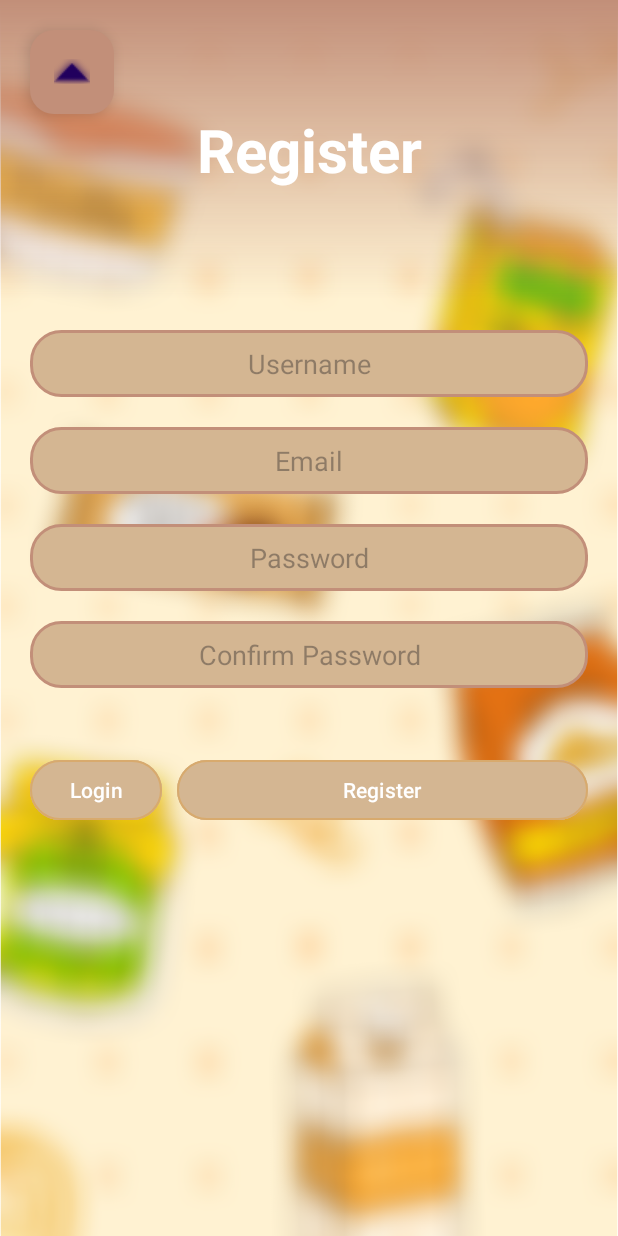
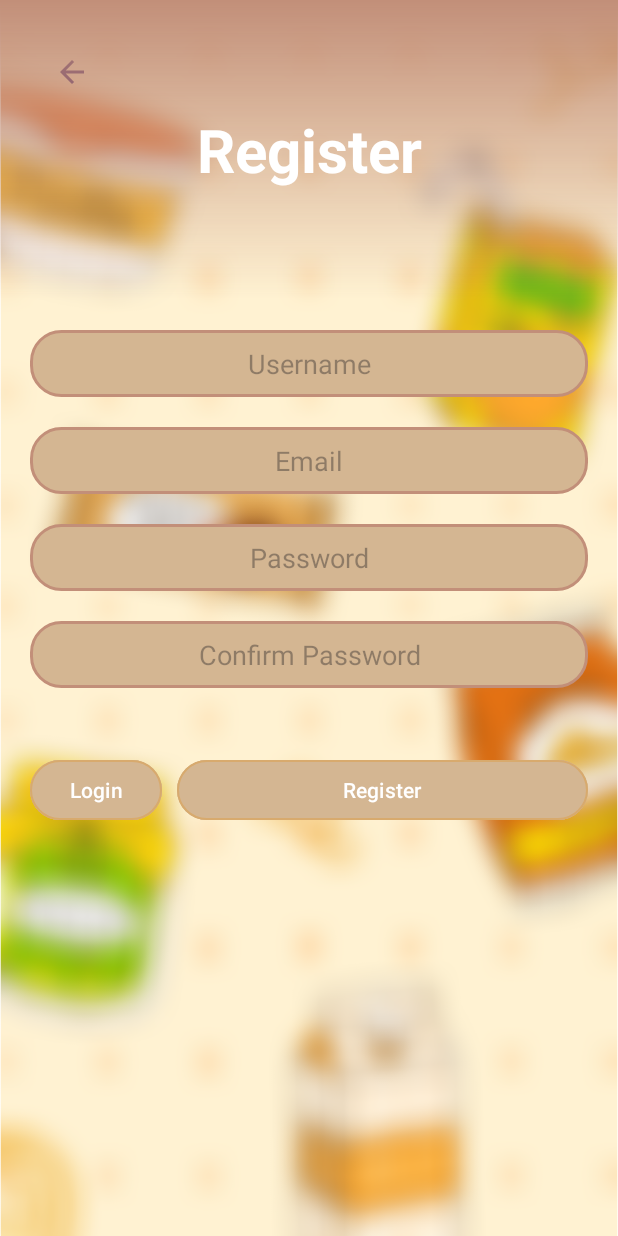
Before and after one commit to DavldMA/Shopping-List, an Android app: the RegisterActivity screen opened directly, with no data from a screen before it, on a phone screen of 412 x 824 dp. Run offline under Robolectric (Android 15) with nearby library versions, the phone set to English and light mode, and no system bars.

Commit message:
*_*
*_________*

```diff
--- a/app/build.gradle
+++ b/app/build.gradle
@@ -41,14 +41,12 @@ dependencies {
     implementation 'androidx.lifecycle:lifecycle-livedata-ktx:2.7.0'
     implementation 'androidx.lifecycle:lifecycle-viewmodel-ktx:2.7.0'
     implementation 'androidx.room:room-common:2.6.1'
+    implementation 'com.google.firebase:firebase-crashlytics-buildtools:2.9.9'
     testImplementation 'junit:junit:4.13.2'
     androidTestImplementation 'androidx.test.ext:junit:1.1.5'
     androidTestImplementation 'androidx.test.espresso:espresso-core:3.5.1'
-    def fragment_version = "1.5.5"
+    implementation 'com.google.code.gson:gson:2.8.7'
 
-    // Java language implementation
-    implementation "androidx.fragment:fragment:$fragment_version"
-    //implementation "android.arch.persistence.room:compiler:1.0.0-alpha9"
     implementation "androidx.room:room-runtime:2.6.1"
     annotationProcessor "androidx.room:room-compiler:2.6.1"
 }
--- a/app/src/main/java/com/example/shopping_list_application/AppDatabase.java
+++ b/app/src/main/java/com/example/shopping_list_application/AppDatabase.java
@@ -5,8 +5,10 @@ import android.content.Context;
 import androidx.room.Database;
 import androidx.room.Room;
 import androidx.room.RoomDatabase;
+import androidx.room.TypeConverters;
 
 @Database(entities = {User.class, Lists.class}, version = 1)
+@TypeConverters({Converters.class})
 public abstract class AppDatabase extends RoomDatabase {
     private static AppDatabase databaseInstance = null;
 
--- a/app/src/main/java/com/example/shopping_list_application/MainActivity.java
+++ b/app/src/main/java/com/example/shopping_list_application/MainActivity.java
@@ -49,13 +49,9 @@ public class MainActivity extends AppCompatActivity{
             public boolean onNavigationItemSelected(@NonNull MenuItem item) {
                 Log.i("aas", "as "+ item.getItemId());
                 switch(item.getItemId()){
-                    case 2131230970:
+                    case 2131230972:
                         Intent intent = new Intent(MainActivity.this, LoginActivity.class);
                         startActivity(intent);
-                        break;
-                    case 2131230969:
-                        Intent intent2 = new Intent(MainActivity.this, RegisterActivity.class);
-                        startActivity(intent2);
                         break;
                 }
                 return true;
--- a/app/src/main/java/com/example/shopping_list_application/RegisterActivity.java
+++ b/app/src/main/java/com/example/shopping_list_application/RegisterActivity.java
@@ -23,7 +23,7 @@ public class RegisterActivity extends AppCompatActivity {
         super.onCreate(savedInstanceState);
         setContentView(R.layout.activity_register);
 
-        Button registerButton = findViewById(R.id.btnRegister);
+        Button registerButton = findViewById(R.id.buttonRegister);
 
         EditText etEmail = findViewById(R.id.etEmail);
         EditText etUsername = findViewById(R.id.etUsername);
--- a/app/src/main/res/layout/activity_register.xml
+++ b/app/src/main/res/layout/activity_register.xml
@@ -12,9 +12,10 @@
         android:layout_width="wrap_content"
         android:layout_height="wrap_content"
         android:layout_margin="20dp"
-        android:backgroundTint="@color/primary"
+        android:backgroundTint="#00000000"
         android:clickable="true"
-        android:src="@android:drawable/arrow_up_float"
+        android:src="?attr/homeAsUpIndicator"
+        app:elevation="0dp"
         app:layout_constraintStart_toStartOf="parent"
         app:layout_constraintTop_toTopOf="parent" />
 
@@ -92,7 +93,7 @@
                 app:strokeWidth="1dp" />
 
             <Button
-                android:id="@+id/buttonA"
+                android:id="@+id/buttonRegister"
                 android:layout_width="match_parent"
                 android:layout_height="wrap_content"
                 android:layout_marginTop="44dp"
```
Also changed, not shown: app/src/main/java/com/example/shopping_list_application/Converters.java (added, +24 -0 lines), app/src/main/java/com/example/shopping_list_application/Lists.java (+7 -4 lines).
